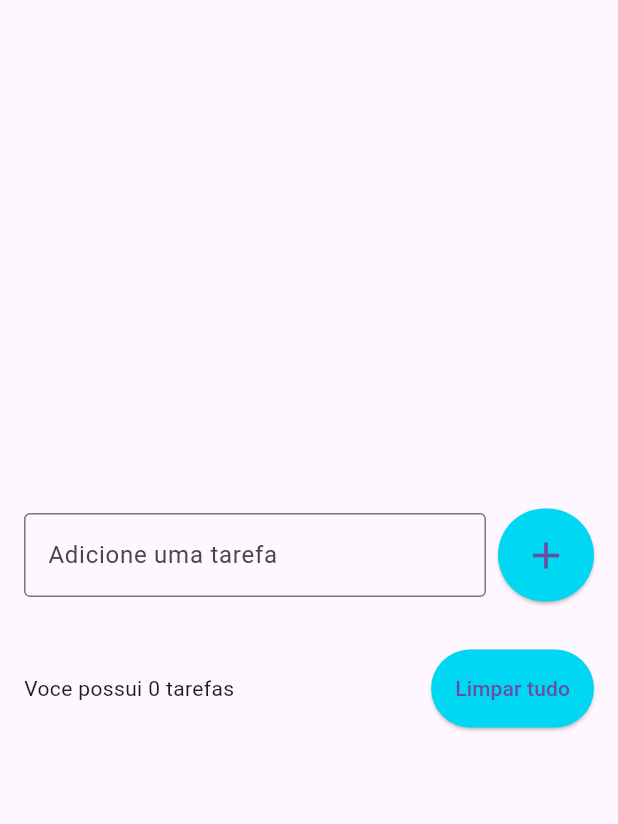
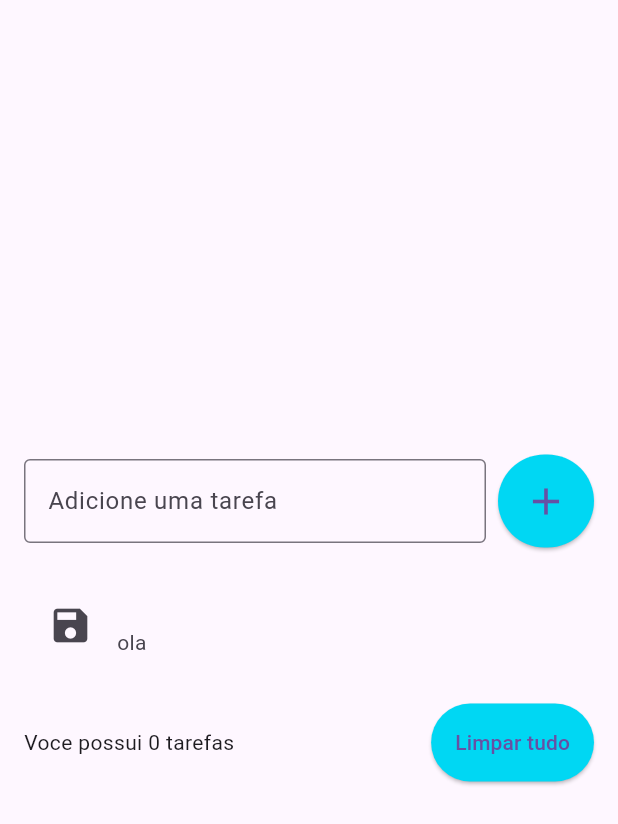
Before and after one commit to Jeanlucascastro/Lista, a Flutter app: the screen it shows after launch, after a tap on the "add" icon, on a phone screen of 412 x 824 dp. Shown: the top 824 px of the screen. Run offline on Flutter 3.47's test engine with Material 3 defaults, Android fonts, the light colour scheme and no system bars.

Commit message:
Todo list working

```diff
--- a/lib/pages/todo_lista_page.dart
+++ b/lib/pages/todo_lista_page.dart
@@ -1,8 +1,17 @@
 import 'package:flutter/material.dart';
 
 
-class TodoListPage extends StatelessWidget {
-  const TodoListPage({super.key});
+class TodoListPage extends StatefulWidget {
+  TodoListPage({super.key});
+
+  @override
+  State<TodoListPage> createState() => _TodoListPageState();
+}
+
+class _TodoListPageState extends State<TodoListPage> {
+  List<String> todos = [];
+
+  final TextEditingController todoController = TextEditingController();
 
   @override
   Widget build(BuildContext context) {
@@ -17,6 +26,7 @@
               children: [
                 Expanded(
                   child: TextField(
+                    controller: todoController,
                     decoration: InputDecoration(
                         border: OutlineInputBorder(),
                         labelText: 'Adicione uma tarefa'
@@ -26,7 +36,13 @@
 
                 SizedBox(width: 8),
                 ElevatedButton(
-                    onPressed: () {},
+                    onPressed: () {
+                      String text = todoController.text;
+                      setState(() {
+                        todos.add(text);
+                      });
+                      todoController.clear();
+                    },
                     style: ElevatedButton.styleFrom(
                     backgroundColor: Color(0xff00d7f3),
                     padding: EdgeInsets.all(16)
@@ -42,7 +58,15 @@
             ListView(
               shrinkWrap: true,
               children: [
-
+                for(String todo in todos)
+                  ListTile(
+                    title: Text(todo),
+                    subtitle: Text('ola'),
+                    leading: Icon(Icons.save, size: 30,),
+                    onTap: () {
+                      print('tarefa: $todo');
+                    },
+                  ),
               ],
             ),
             SizedBox(height: 16,),
```
